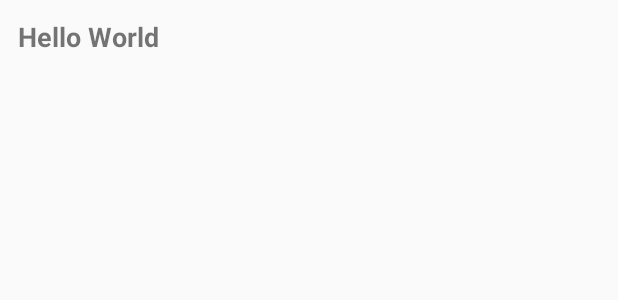
After one commit to tarun786/fragmentExample, an Android app: the layout fragment_read_contacts_fragments.xml on its own in the app's theme, with its tools: preview values and no code run, on a phone screen of 412 x 824 dp. The commit adds this screen. Shown: the top 300 px of the screen. Run offline under Robolectric (Android 15) with nearby library versions, the phone set to English and light mode, and no system bars.

Commit message:
added for view contact details results

```diff
--- a/app/src/main/java/com/example/sqlitepractice/HomeFragment.java
+++ b/app/src/main/java/com/example/sqlitepractice/HomeFragment.java
@@ -37,6 +37,8 @@ public class HomeFragment extends Fragment implements View.OnClickListener {
         View view = inflater.inflate(R.layout.fragment_home, container, false);
         btnSave = view.findViewById(R.id.btn_add_contact);
         btnSave.setOnClickListener(this);
+        btnView = view.findViewById(R.id.btn_view_contact);
+        btnView.setOnClickListener(this);
         return view;
     }
 
@@ -46,6 +48,9 @@ public class HomeFragment extends Fragment implements View.OnClickListener {
         switch (view.getId()) {
             case R.id.btn_add_contact:
                 onDbOpListner.dbOpPerform(0);
+                break;
+            case  R.id.btn_view_contact:
+                onDbOpListner.dbOpPerform(1);
                 break;
         }
     }
--- a/app/src/main/java/com/example/sqlitepractice/SqliteExample.java
+++ b/app/src/main/java/com/example/sqlitepractice/SqliteExample.java
@@ -31,6 +31,10 @@ public class SqliteExample extends AppCompatActivity implements OnDbOpListner {
             case 0:
                 getSupportFragmentManager().beginTransaction().replace(R.id.fragment_container, new AddContactFrag()).addToBackStack(null).commit();
                 break;
+
+            case 1:
+                getSupportFragmentManager().beginTransaction().replace(R.id.fragment_container, new ReadContactsFragments()).addToBackStack(null).commit();
+                break;
         }
     }
 }
--- /dev/null
+++ b/app/src/main/res/layout/fragment_read_contacts_fragments.xml
@@ -0,0 +1,27 @@
+<ScrollView xmlns:android="http://schemas.android.com/apk/res/android"
+    xmlns:tools="http://schemas.android.com/tools"
+    android:layout_width="match_parent"
+    android:layout_height="match_parent"
+    android:animateLayoutChanges="true"
+    android:fillViewport="true"
+    tools:context="com.example.sqlitepractice.ReadContactsFragments">
+
+    <LinearLayout
+        android:layout_width="match_parent"
+        android:layout_height="wrap_content"
+        android:animateLayoutChanges="true"
+        android:orientation="vertical">
+
+        <TextView
+            android:layout_width="match_parent"
+            android:layout_height="wrap_content"
+            android:text="@string/hello_world"
+            android:textStyle="bold"
+            android:textSize="18sp"
+            android:layout_margin="12dp"
+            android:id="@+id/txt_display"
+            />
+    </LinearLayout>
+
+
+</ScrollView>
--- a/app/src/main/res/values/strings.xml
+++ b/app/src/main/res/values/strings.xml
@@ -7,4 +7,5 @@
 
     <!-- TODO: Remove or change this placeholder text -->
     <string name="hello_blank_fragment">Hello blank fragment</string>
+    <string name="hello_world">Hello World</string>
 </resources>
```
Also changed, not shown: app/src/main/java/com/example/sqlitepractice/ContactDBHelper.java (+8 -0 lines), app/src/main/java/com/example/sqlitepractice/ReadContactsFragments.java (added, +55 -0 lines).
